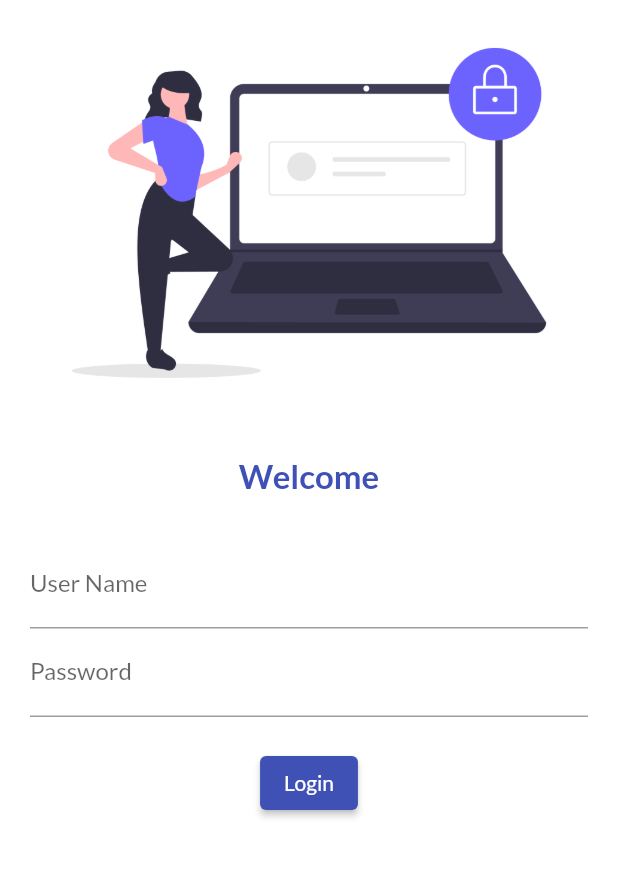
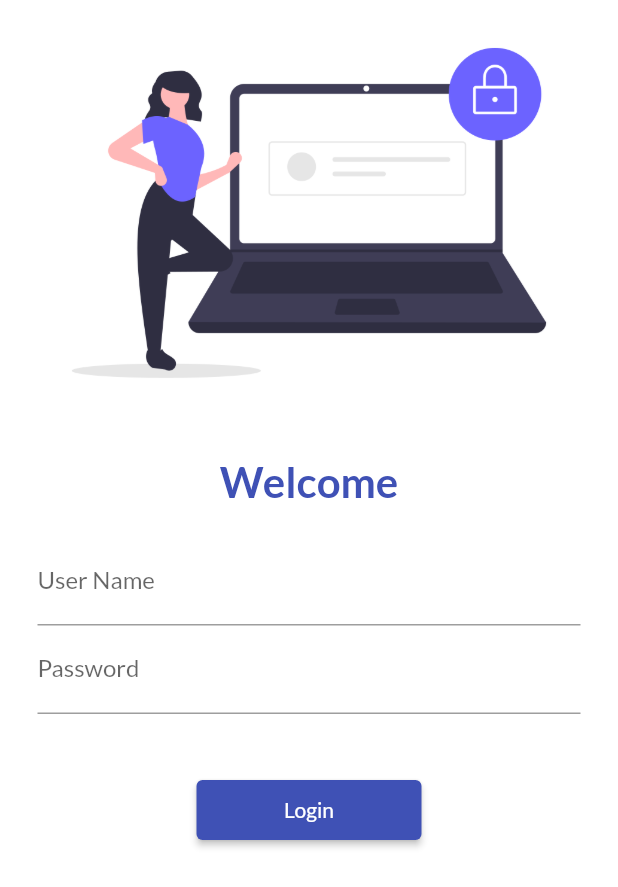
Before and after one commit to surya9s/Catalog-App, a Flutter app: the screen it shows after launch, on a phone screen of 412 x 824 dp. Shown: the top 887 px of the screen. Run offline on Flutter 3.47's test engine with Material 2 defaults, Android fonts, the phone set to English and light mode, and no system bars; our stand-ins replace google_fonts.

Commit message:
Day4Completed

```diff
--- a/lib/main.dart
+++ b/lib/main.dart
@@ -2,6 +2,7 @@ import 'package:flutter/material.dart';
 import 'package:hear_phone_store/pages/home_page.dart';
 import 'package:hear_phone_store/pages/login_page.dart';
 import 'package:google_fonts/google_fonts.dart';
+import 'package:hear_phone_store/util/routs.dart';
 
 void main() {
   runApp(MyApp());
@@ -27,8 +28,8 @@ class MyApp extends StatelessWidget {
 
       routes: {
         "/": (context) => LoginPage(),
-        "/login": (context) => LoginPage(),
-        "/home": (context) => HomePage(),
+        MyRouts.loginRout: (context) => LoginPage(),
+        MyRouts.homeRout: (context) => HomePage(),
       },
     );
   }
--- a/lib/pages/home_page.dart
+++ b/lib/pages/home_page.dart
@@ -7,7 +7,7 @@ class HomePage extends StatelessWidget {
   Widget build(BuildContext context) {
     return Scaffold(
       appBar: AppBar(
-        title: Center(child: Text('Hear Phone store')),
+        title: Center(child: Text('Head Phone store')),
       ),
       body: Center(
         child: Container(
--- a/lib/pages/login_page.dart
+++ b/lib/pages/login_page.dart
@@ -1,4 +1,5 @@
 import 'package:flutter/material.dart';
+import 'package:hear_phone_store/util/routs.dart';
 
 class LoginPage extends StatelessWidget {
   const LoginPage({Key? key}) : super(key: key);
@@ -7,6 +8,7 @@ class LoginPage extends StatelessWidget {
   Widget build(BuildContext context) {
     return Material(
         color: Colors.white,
+        child: SingleChildScrollView(
           child: Column(
             children: [
               SafeArea(
@@ -21,17 +23,18 @@ class LoginPage extends StatelessWidget {
               Text(
                 'Welcome',
                 style: TextStyle(
-                fontSize: 22,
+                  fontSize: 28,
                   fontStyle: FontStyle.normal,
                   fontWeight: FontWeight.bold,
                   color: Colors.indigo,
                 ),
               ),
               SizedBox(
-              height: 20.0,
+                height: 10.0,
               ),
               Padding(
-              padding: const EdgeInsets.symmetric(vertical: 10, horizontal: 20),
+                padding:
+                    const EdgeInsets.symmetric(vertical: 10, horizontal: 25),
                 child: Column(
                   children: [
                     TextFormField(
@@ -51,17 +54,22 @@ class LoginPage extends StatelessWidget {
                       ),
                     ),
                     SizedBox(
-                    height: 20.0,
+                      height: 40.0,
                     ),
                     ElevatedButton(
-                    style: TextButton.styleFrom(),
-                    onPressed: () {},
+                      style: TextButton.styleFrom(
+                        minimumSize: Size(150, 40),
+                      ),
+                      onPressed: () {
+                        Navigator.pushNamed(context, MyRouts.homeRout);
+                      },
                       child: Text('Login'),
                     ),
                   ],
                 ),
               ),
             ],
+          ),
         ));
   }
 }
--- /dev/null
+++ b/lib/util/routs.dart
@@ -0,0 +1,4 @@
+class MyRouts {
+  static String loginRout = "/login";
+  static String homeRout = "/home";
+}
```
Lines whose indentation alone changed are shown as unchanged.
